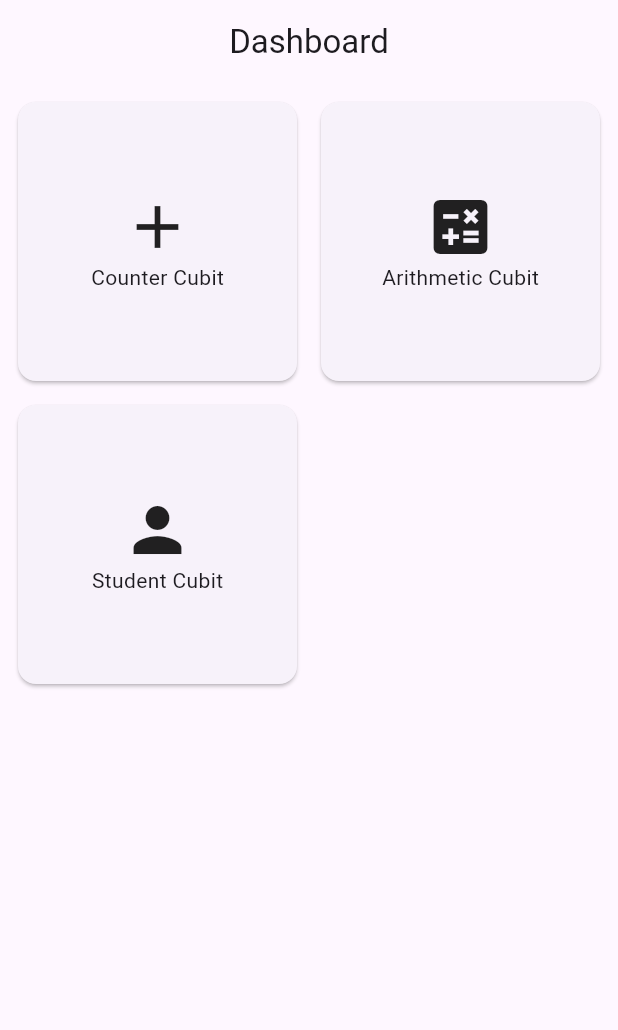
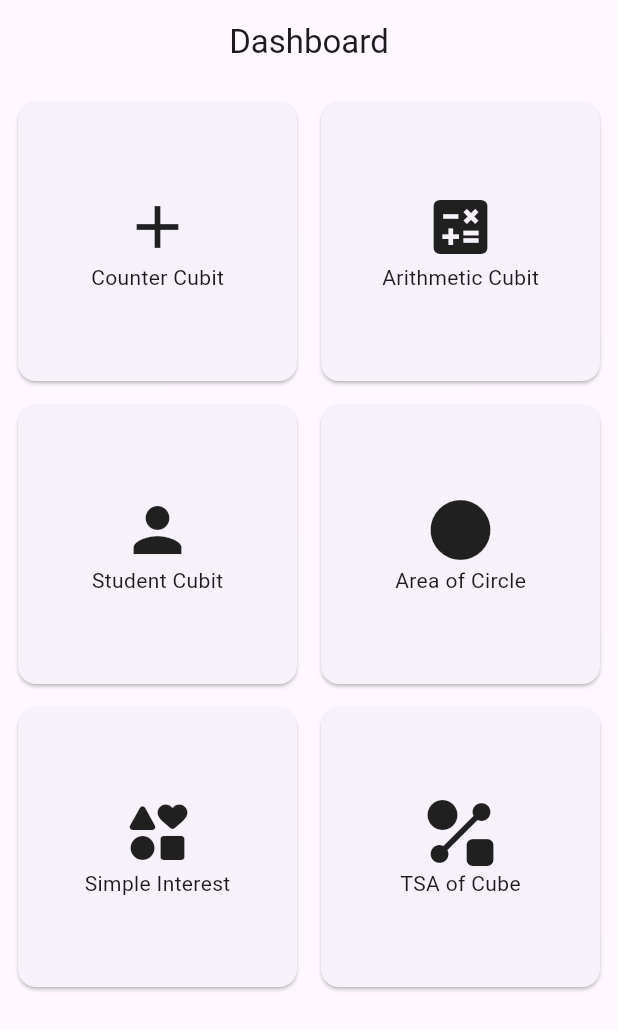
Before and after one commit to 0-nikesh/bottomnavigationview, a Flutter app: the screen it shows after launch, on a phone screen of 412 x 824 dp. Shown: the top 1030 px of the screen. Run offline on Flutter 3.47's test engine with Material 3 defaults, Android fonts, the phone set to English and light mode, and no system bars; our stand-ins replace equatable, flutter_bloc.

Commit message:
added card for three screens

```diff
--- a/lib/view/dashboard_cubit_view.dart
+++ b/lib/view/dashboard_cubit_view.dart
@@ -62,6 +62,48 @@ class DashboardCubitView extends StatelessWidget {
               ),
             ),
           ),
+          Card(
+            child: InkWell(
+              onTap: () {
+                context.read<DashboardCubit>().openAreaOfCircleView(context);
+              },
+              child: const Column(
+                mainAxisAlignment: MainAxisAlignment.center,
+                children: <Widget>[
+                  Icon(Icons.circle, size: 48),
+                  Text('Area of Circle'),
+                ],
+              ),
+            ),
+          ),
+          Card(
+            child: InkWell(
+              onTap: () {
+                context.read<DashboardCubit>().openSimpleInterestView(context);
+              },
+              child: const Column(
+                mainAxisAlignment: MainAxisAlignment.center,
+                children: <Widget>[
+                  Icon(Icons.interests_rounded, size: 48),
+                  Text('Simple Interest'),
+                ],
+              ),
+            ),
+          ),
+          Card(
+            child: InkWell(
+              onTap: () {
+                context.read<DashboardCubit>().openTsaOfCube(context);
+              },
+              child: const Column(
+                mainAxisAlignment: MainAxisAlignment.center,
+                children: <Widget>[
+                  Icon(Icons.shape_line, size: 48),
+                  Text('TSA of Cube'),
+                ],
+              ),
+            ),
+          ),
         ],
       ),
     );
```
